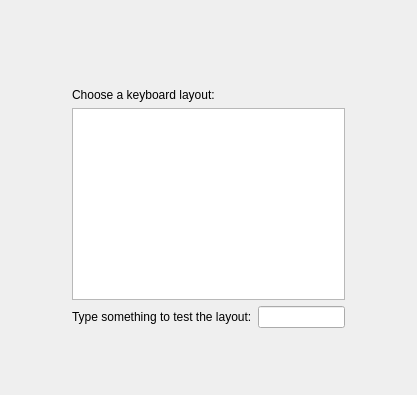
Qt form yali/gui/Ui/keyboardwidget.ui (dadas45li/yali) before a commit.
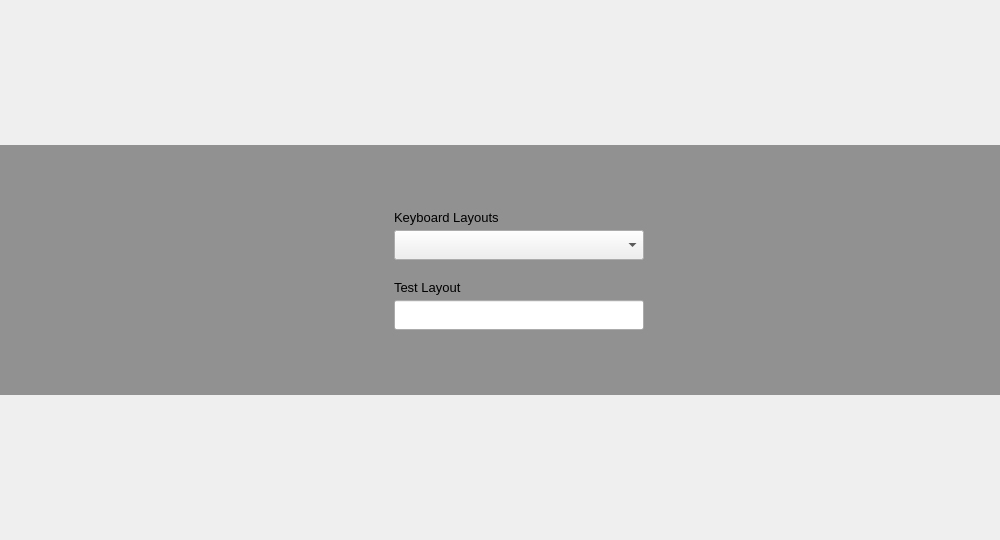
The same form after that commit. Icons and pictures are not drawn.

Commit message: GUI improvements includes, needs tests to merge

Diff of the .ui file:
```diff
--- a/yali/gui/Ui/keyboardwidget.ui
+++ b/yali/gui/Ui/keyboardwidget.ui
@@ -1,53 +1,89 @@
 <ui version="4.0" >
  <class>KeyboardWidget</class>
- <widget class="QWidget" name="KeyboardWidget" >
-  <property name="geometry" >
+ <widget class="QWidget" name="KeyboardWidget">
+  <property name="geometry">
    <rect>
     <x>0</x>
     <y>0</y>
-    <width>417</width>
-    <height>395</height>
+    <width>1000</width>
+    <height>540</height>
    </rect>
   </property>
   <property name="windowTitle" >
    <string>Form1</string>
   </property>
-  <layout class="QGridLayout" >
-   <item row="0" column="1" >
-    <spacer>
-     <property name="orientation" >
-      <enum>Qt::Vertical</enum>
-     </property>
-     <property name="sizeType" >
-      <enum>QSizePolicy::Expanding</enum>
+  <layout class="QGridLayout">
+   <property name="margin">
+    <number>0</number>
+   </property>
+   <item row="0" column="0">
+    <widget class="QFrame" name="frame">
+     <property name="sizePolicy">
+      <sizepolicy hsizetype="Expanding" vsizetype="Preferred">
+       <horstretch>0</horstretch>
+       <verstretch>0</verstretch>
+      </sizepolicy>
      </property>
-     <property name="sizeHint" stdset="0" >
+     <property name="minimumSize">
       <size>
-       <width>20</width>
-       <height>40</height>
+       <width>600</width>
+       <height>250</height>
       </size>
      </property>
-    </spacer>
-   </item>
-   <item rowspan="4" row="1" column="0" >
-    <spacer>
-     <property name="orientation" >
+     <property name="maximumSize">
+      <size>
+       <width>16777215</width>
+       <height>250</height>
+      </size>
+     </property>
+     <property name="styleSheet">
+      <string notr="true">#frame{background-color: rgba(0,0,0,100)}</string>
+     </property>
+     <property name="frameShape">
+      <enum>QFrame::NoFrame</enum>
+     </property>
+     <property name="frameShadow">
+      <enum>QFrame::Raised</enum>
+     </property>
+     <layout class="QGridLayout" name="gridLayout_3">
+      <property name="topMargin">
+       <number>20</number>
+      </property>
+      <property name="bottomMargin">
+       <number>20</number>
+      </property>
+      <property name="horizontalSpacing">
+       <number>30</number>
+      </property>
+      <item row="0" column="3">
+       <spacer name="horizontalSpacer_2">
+        <property name="orientation">
+         <enum>Qt::Horizontal</enum>
+        </property>
+        <property name="sizeHint" stdset="0">
+         <size>
+          <width>40</width>
+          <height>20</height>
+         </size>
+        </property>
+       </spacer>
+      </item>
+      <item row="0" column="0">
+       <spacer name="horizontalSpacer">
+        <property name="orientation">
       <enum>Qt::Horizontal</enum>
      </property>
-     <property name="sizeType" >
-      <enum>QSizePolicy::Expanding</enum>
-     </property>
-     <property name="sizeHint" stdset="0" >
+        <property name="sizeHint" stdset="0">
       <size>
-       <width>81</width>
+          <width>40</width>
        <height>20</height>
       </size>
      </property>
     </spacer>
    </item>
-   <item row="1" column="1" >
-    <widget class="QLabel" name="pix" >
-     <property name="text" >
+      <item row="0" column="1">
+       <widget class="QLabel" name="pix">
+        <property name="text">
       <string/>
      </property>
      <property name="pixmap" >
@@ -61,75 +97,176 @@
      </property>
     </widget>
    </item>
-   <item rowspan="4" row="1" column="2" >
-    <spacer>
-     <property name="orientation" >
-      <enum>Qt::Horizontal</enum>
-     </property>
-     <property name="sizeType" >
-      <enum>QSizePolicy::Expanding</enum>
-     </property>
-     <property name="sizeHint" stdset="0" >
+      <item row="0" column="2">
+       <layout class="QVBoxLayout" name="verticalLayout">
+        <property name="spacing">
+         <number>20</number>
+        </property>
+        <property name="leftMargin">
+         <number>10</number>
+        </property>
+        <property name="rightMargin">
+         <number>10</number>
+        </property>
+        <item>
+         <spacer name="verticalSpacer">
+          <property name="orientation">
+           <enum>Qt::Vertical</enum>
+          </property>
+          <property name="sizeHint" stdset="0">
       <size>
-       <width>81</width>
-       <height>20</height>
+            <width>20</width>
+            <height>40</height>
       </size>
      </property>
     </spacer>
    </item>
-   <item row="2" column="1" >
-    <widget class="QLabel" name="textLabel1" >
-     <property name="text" >
-      <string>Choose a keyboard layout:</string>
-     </property>
-     <property name="wordWrap" >
-      <bool>false</bool>
-     </property>
-    </widget>
-   </item>
-   <item row="3" column="1" >
-    <widget class="QListWidget" name="keyboard_list" >
-     <property name="alternatingRowColors" >
-      <bool>false</bool>
-     </property>
-    </widget>
-   </item>
-   <item row="4" column="1" >
-    <layout class="QHBoxLayout" >
+        <item>
+         <layout class="QVBoxLayout" name="verticalLayout_2">
+          <property name="spacing">
+           <number>5</number>
+          </property>
+          <property name="bottomMargin">
+           <number>0</number>
+          </property>
+          <item>
+           <widget class="QLabel" name="label">
+            <property name="font">
+             <font>
+              <pointsize>10</pointsize>
+             </font>
+            </property>
+            <property name="text">
+             <string>Keyboard Layouts</string>
+            </property>
+           </widget>
+          </item>
+          <item>
+           <widget class="QComboBox" name="keyboard_list">
+            <property name="sizePolicy">
+             <sizepolicy hsizetype="Fixed" vsizetype="Fixed">
+              <horstretch>0</horstretch>
+              <verstretch>0</verstretch>
+             </sizepolicy>
+            </property>
+            <property name="minimumSize">
+             <size>
+              <width>250</width>
+              <height>30</height>
+             </size>
+            </property>
+            <property name="maximumSize">
+             <size>
+              <width>250</width>
+              <height>30</height>
+             </size>
+            </property>
+            <property name="font">
+             <font>
+              <pointsize>10</pointsize>
+             </font>
+            </property>
+            <property name="frame">
+             <bool>true</bool>
+            </property>
+           </widget>
+          </item>
+         </layout>
+        </item>
      <item>
-      <widget class="QLabel" name="textLabel1_2" >
-       <property name="text" >
-        <string>Type something to test the layout:</string>
-       </property>
-       <property name="wordWrap" >
+         <layout class="QVBoxLayout" name="verticalLayout_3">
+          <property name="spacing">
+           <number>5</number>
+          </property>
+          <property name="bottomMargin">
+           <number>0</number>
+          </property>
+          <item>
+           <widget class="QLabel" name="textLabel1_2">
+            <property name="sizePolicy">
+             <sizepolicy hsizetype="Preferred" vsizetype="Preferred">
+              <horstretch>0</horstretch>
+              <verstretch>0</verstretch>
+             </sizepolicy>
+            </property>
+            <property name="minimumSize">
+             <size>
+              <width>250</width>
+              <height>0</height>
+             </size>
+            </property>
+            <property name="maximumSize">
+             <size>
+              <width>250</width>
+              <height>16777215</height>
+             </size>
+            </property>
+            <property name="font">
+             <font>
+              <pointsize>10</pointsize>
+             </font>
+            </property>
+            <property name="text">
+             <string>Test Layout</string>
+            </property>
+            <property name="wordWrap">
         <bool>false</bool>
        </property>
       </widget>
      </item>
      <item>
-      <widget class="QLineEdit" name="lineEdit1" />
+           <widget class="QLineEdit" name="lineEdit1">
+            <property name="sizePolicy">
+             <sizepolicy hsizetype="Preferred" vsizetype="Preferred">
+              <horstretch>0</horstretch>
+              <verstretch>0</verstretch>
+             </sizepolicy>
+            </property>
+            <property name="minimumSize">
+             <size>
+              <width>0</width>
+              <height>30</height>
+             </size>
+            </property>
+            <property name="maximumSize">
+             <size>
+              <width>16777215</width>
+              <height>30</height>
+             </size>
+            </property>
+            <property name="font">
+             <font>
+              <pointsize>17</pointsize>
+             </font>
+            </property>
+            <property name="styleSheet">
+             <string notr="true"/>
+            </property>
+           </widget>
      </item>
     </layout>
    </item>
-   <item row="5" column="1" >
-    <spacer>
-     <property name="orientation" >
+        <item>
+         <spacer name="verticalSpacer_2">
+          <property name="orientation">
       <enum>Qt::Vertical</enum>
      </property>
-     <property name="sizeType" >
-      <enum>QSizePolicy::Expanding</enum>
-     </property>
-     <property name="sizeHint" stdset="0" >
+          <property name="sizeHint" stdset="0">
       <size>
        <width>20</width>
-       <height>30</height>
+            <height>40</height>
       </size>
      </property>
     </spacer>
    </item>
   </layout>
- </widget>
- <layoutdefault spacing="6" margin="11" />
+      </item>
+     </layout>
+    </widget>
+   </item>
+  </layout>
+ </widget>
+ <layoutdefault spacing="6" margin="11"/>
  <pixmapfunction>qPixmapFromMimeSource</pixmapfunction>
  <resources>
   <include location="../../data.qrc" />
```
Left out of the diff: 17 changed lines with no effect on the pictures. Lines whose indentation alone changed are shown as unchanged. The commit also changes 76 other files.
